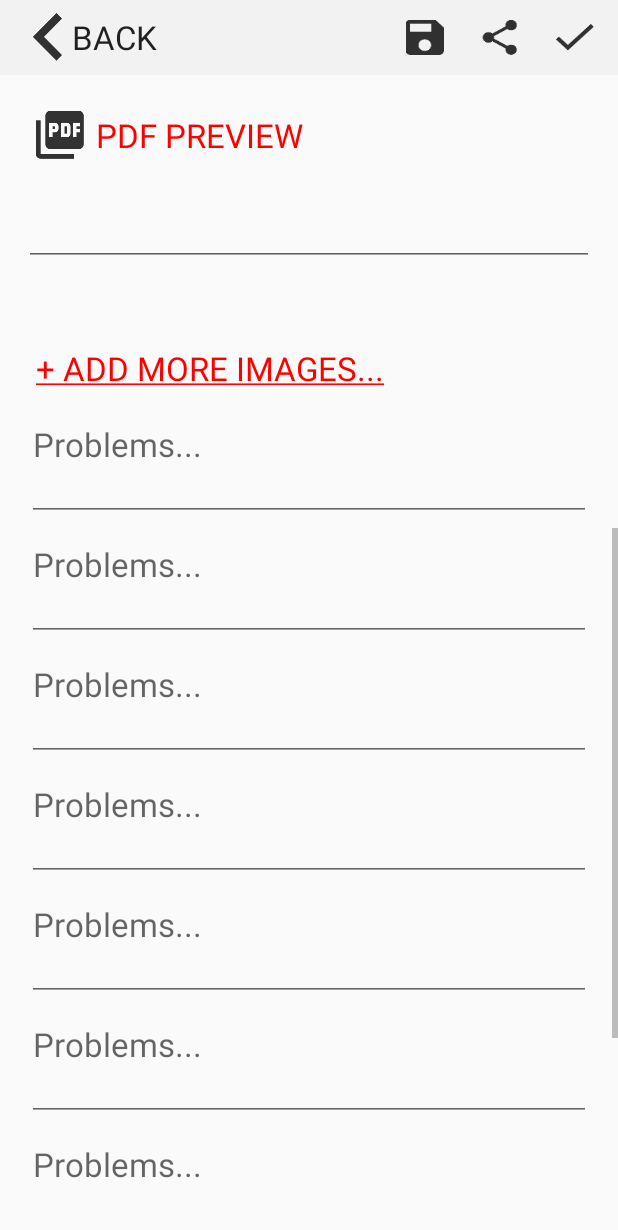
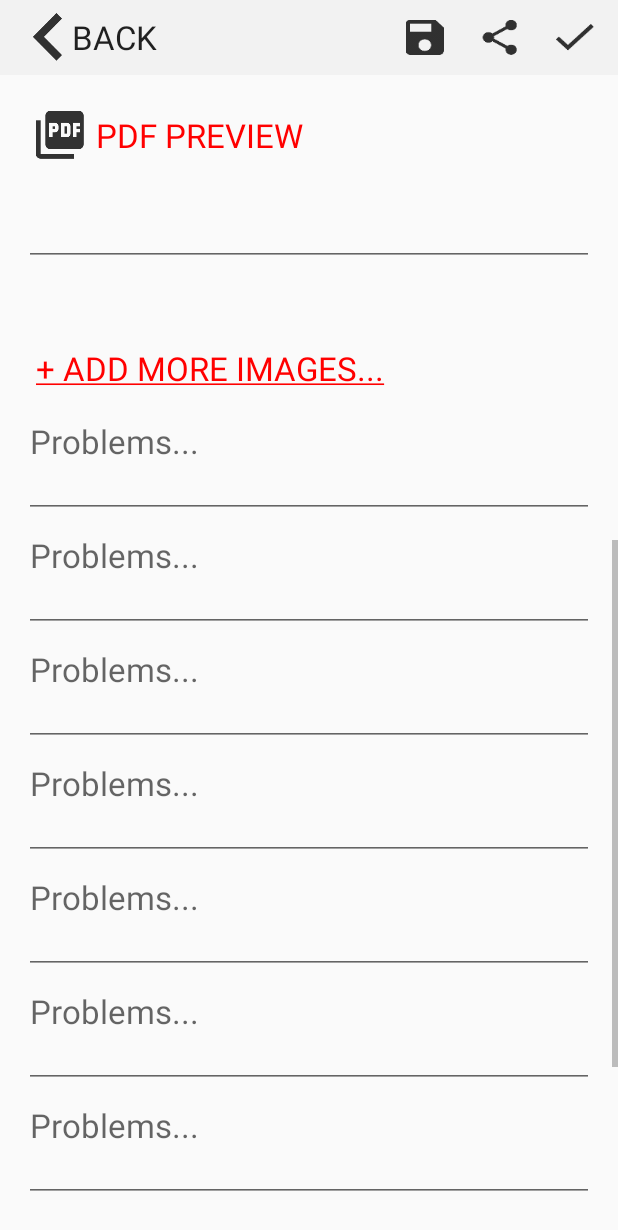
Before and after one commit to khoabui9/rl2018, an Android app: the FormEditting screen opened directly, with no data from a screen before it, scrolled down 476 dp, on a phone screen of 412 x 824 dp. Shown: the top 1230 px of the screen. Run offline under Robolectric (Android 15) with nearby library versions, the phone set to English and light mode, and no system bars; our stand-ins replace Firebase (no records; nobody signed in at launch, a user with empty details on screens opened directly); libraries missing offline, so code that uses them is left out: com.itextpdf.text; Roboto replaces fonts that are not available here.

Commit message:
update UI

```diff
--- a/app/src/main/java/com/site/app/FormEditting.java
+++ b/app/src/main/java/com/site/app/FormEditting.java
@@ -331,7 +331,7 @@ public class FormEditting extends AppCompatActivity {
                             ByteArrayOutputStream stream = new ByteArrayOutputStream();
                             bmp.compress(Bitmap.CompressFormat.PNG, 100, stream);
                             Image image = Image.getInstance(stream.toByteArray());
-                            image.scaleAbsolute(400, 300);
+                            image.scaleAbsolute(900, 1200);
                             document.add(image);
 
                             if(mArrayProblems.get(i) != "") {
--- a/app/src/main/res/layout/form_editting.xml
+++ b/app/src/main/res/layout/form_editting.xml
@@ -225,29 +225,26 @@
                 android:text="@string/add_images"
                 android:textColor="@color/red"
                 android:textSize="10pt" />
-
-
             <LinearLayout
                 android:layout_width="match_parent"
                 android:layout_height="wrap_content"
-                android:layout_marginBottom="8dp"
                 android:layout_marginHorizontal="16dp"
-                android:gravity="center"
+                android:padding="0dp"
                 android:orientation="vertical"
                 android:weightSum="1">
 
                 <LinearLayout
                     android:layout_width="match_parent"
                     android:layout_height="wrap_content"
-                    android:layout_margin="2dp"
                     android:layout_weight="1"
+                    android:padding="0dp"
                     android:orientation="vertical">
 
                     <ImageView
                         android:id="@+id/imageView1"
                         android:layout_width="wrap_content"
                         android:layout_height="wrap_content"
-                        android:layout_gravity="center_horizontal"/>
+                        android:layout_marginTop="0dp"/>
 
                     <EditText
                         android:id="@+id/editText1"
@@ -264,15 +261,13 @@
                 <LinearLayout
                     android:layout_width="match_parent"
                     android:layout_height="wrap_content"
-                    android:layout_margin="2dp"
                     android:layout_weight="1"
                     android:orientation="vertical">
 
                     <ImageView
                         android:id="@+id/imageView2"
                         android:layout_width="wrap_content"
-                        android:layout_height="wrap_content"
-                        android:layout_gravity="center_horizontal"/>
+                        android:layout_height="wrap_content"/>
 
                     <EditText
                         android:id="@+id/editText2"
@@ -289,15 +284,13 @@
                 <LinearLayout
                     android:layout_width="match_parent"
                     android:layout_height="wrap_content"
-                    android:layout_margin="2dp"
                     android:layout_weight="1"
                     android:orientation="vertical">
 
                     <ImageView
                         android:id="@+id/imageView3"
                         android:layout_width="wrap_content"
-                        android:layout_height="wrap_content"
-                        android:layout_gravity="center_horizontal"/>
+                        android:layout_height="wrap_content"/>
 
                     <EditText
                         android:id="@+id/editText3"
@@ -314,15 +307,13 @@
                 <LinearLayout
                     android:layout_width="match_parent"
                     android:layout_height="wrap_content"
-                    android:layout_margin="2dp"
                     android:layout_weight="1"
                     android:orientation="vertical">
 
                     <ImageView
                         android:id="@+id/imageView4"
                         android:layout_width="wrap_content"
-                        android:layout_height="wrap_content"
-                        android:layout_gravity="center_horizontal"/>
+                        android:layout_height="wrap_content"/>
 
                     <EditText
                         android:id="@+id/editText4"
@@ -340,15 +331,13 @@
                 <LinearLayout
                     android:layout_width="match_parent"
                     android:layout_height="wrap_content"
-                    android:layout_margin="2dp"
                     android:layout_weight="1"
                     android:orientation="vertical">
 
                     <ImageView
                         android:id="@+id/imageView5"
                         android:layout_width="wrap_content"
-                        android:layout_height="wrap_content"
-                        android:layout_gravity="center_horizontal" />
+                        android:layout_height="wrap_content" />
 
                     <EditText
                         android:id="@+id/editText5"
@@ -365,15 +354,13 @@
                 <LinearLayout
                     android:layout_width="match_parent"
                     android:layout_height="wrap_content"
-                    android:layout_margin="2dp"
                     android:layout_weight="1"
                     android:orientation="vertical">
 
                     <ImageView
                         android:id="@+id/imageView6"
                         android:layout_width="wrap_content"
-                        android:layout_height="wrap_content"
-                        android:layout_gravity="center_horizontal"/>
+                        android:layout_height="wrap_content"/>
 
                     <EditText
                         android:id="@+id/editText6"
@@ -390,15 +377,13 @@
                 <LinearLayout
                     android:layout_width="match_parent"
                     android:layout_height="wrap_content"
-                    android:layout_margin="2dp"
                     android:layout_weight="1"
                     android:orientation="vertical">
 
                     <ImageView
                         android:id="@+id/imageView7"
                         android:layout_width="wrap_content"
-                        android:layout_height="wrap_content"
-                        android:layout_gravity="center_horizontal"/>
+                        android:layout_height="wrap_content"/>
 
                     <EditText
                         android:id="@+id/editText7"
@@ -415,15 +400,13 @@
                 <LinearLayout
                     android:layout_width="match_parent"
                     android:layout_height="wrap_content"
-                    android:layout_margin="2dp"
                     android:layout_weight="1"
                     android:orientation="vertical">
 
                     <ImageView
                         android:id="@+id/imageView8"
                         android:layout_width="wrap_content"
-                        android:layout_height="wrap_content"
-                        android:layout_gravity="center_horizontal"/>
+                        android:layout_height="wrap_content"/>
 
                     <EditText
                         android:id="@+id/editText8"
@@ -440,15 +423,13 @@
                 <LinearLayout
                     android:layout_width="match_parent"
                     android:layout_height="wrap_content"
-                    android:layout_margin="2dp"
                     android:layout_weight="1"
                     android:orientation="vertical">
 
                     <ImageView
                         android:id="@+id/imageView9"
                         android:layout_width="wrap_content"
-                        android:layout_height="wrap_content"
-                        android:layout_gravity="center_horizontal"/>
+                        android:layout_height="wrap_content"/>
 
                     <EditText
                         android:id="@+id/editText9"
```
Also changed, not shown: app/src/main/res/layout/activity_fullscreen.xml (+12 -10 lines).
